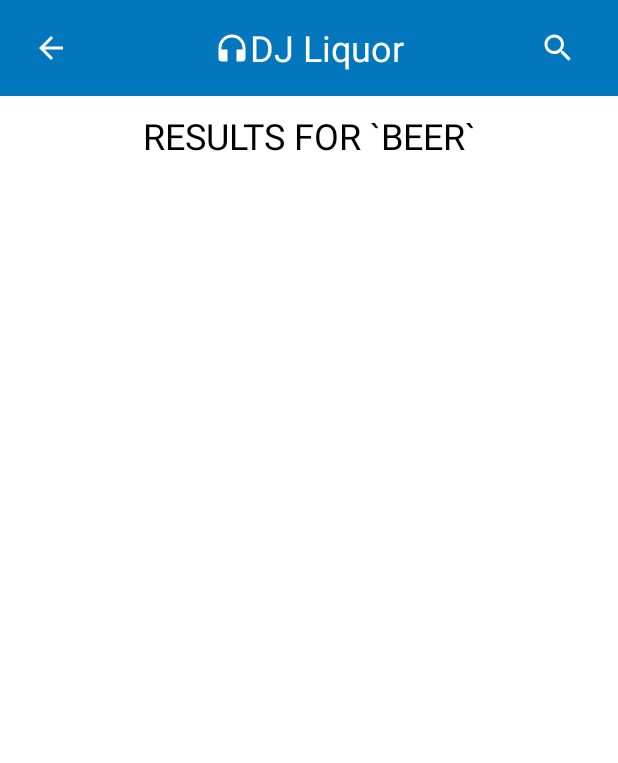
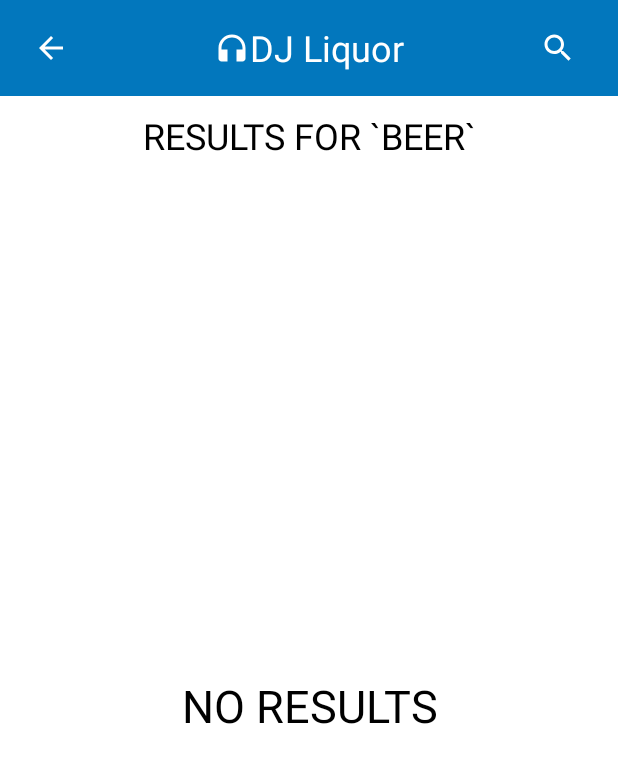
Before and after one commit to DylanChambo/DJ-Liquor, an Android app: the layout activity_list.xml on its own in the app's theme, with its tools: preview values and no code run, on a phone screen of 412 x 824 dp. Shown: the top 763 px of the screen. Run offline under Robolectric (Android 15) with nearby library versions, the phone set to English and light mode, and no system bars.

Commit message:
feat: :sparkles: add no results

```diff
--- a/app/src/main/java/com/djliquor/app/adaptors/CategoryAdaptor.java
+++ b/app/src/main/java/com/djliquor/app/adaptors/CategoryAdaptor.java
@@ -13,7 +13,6 @@ import androidx.annotation.Nullable;
 
 import com.djliquor.app.R;
 import com.djliquor.app.models.Category;
-import com.djliquor.app.models.Product;
 
 import java.util.List;
 
--- a/app/src/main/java/com/djliquor/app/models/Product.java
+++ b/app/src/main/java/com/djliquor/app/models/Product.java
@@ -1,7 +1,4 @@
 package com.djliquor.app.models;
-import android.os.Parcelable;
-
-import com.djliquor.app.models.Type;
 
 import java.io.Serializable;
 
--- a/app/src/main/java/com/djliquor/app/providers/CategoryProvider.java
+++ b/app/src/main/java/com/djliquor/app/providers/CategoryProvider.java
@@ -6,7 +6,6 @@ import com.djliquor.app.models.Type;
 import java.util.ArrayList;
 import java.util.List;
 import java.util.Locale;
-import java.util.Map;
 
 public class CategoryProvider {
     private static List<String> categories = new ArrayList<String>() {
--- a/app/src/main/res/layout/activity_list.xml
+++ b/app/src/main/res/layout/activity_list.xml
@@ -15,6 +15,17 @@
         android:gravity="center"
         android:textSize="24dp"
         android:padding="10dp"/>
+    <RelativeLayout
+        android:layout_width="match_parent"
+        android:layout_height="match_parent">
+        <TextView
+            android:id="@+id/no_results"
+            android:layout_width="match_parent"
+            android:layout_height="match_parent"
+            android:text="@string/noResults"
+            android:gravity="center"
+            android:textSize="30dp"
+            android:padding="10dp"/>
 
         <androidx.recyclerview.widget.RecyclerView
             android:id="@+id/product_view"
@@ -28,6 +39,10 @@
             tools:listitem="@layout/category_grid_view_item">
 
         </androidx.recyclerview.widget.RecyclerView>
+    </RelativeLayout>
+
+
+
 
 
 </LinearLayout>
--- a/app/src/main/res/values/strings.xml
+++ b/app/src/main/res/values/strings.xml
@@ -3,4 +3,5 @@
     <string name="yes">YES</string>
     <string name="no">NO</string>
     <string name="tooltipText">Search e.g vodka</string>
+    <string name="noResults">NO RESULTS</string>
 </resources>
```
Also changed, not shown: app/src/main/java/com/djliquor/app/activities/ListActivity.java (+14 -1 lines). Lines whose indentation alone changed are shown as unchanged.
